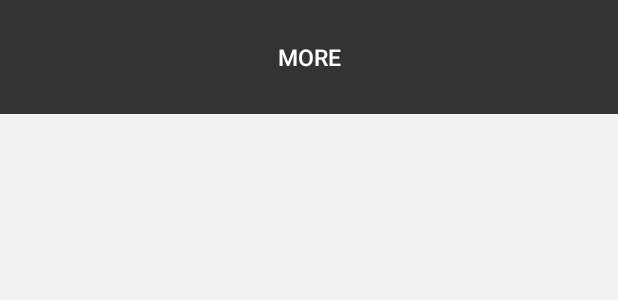
After one commit to anand12cs07/BlueKhata, an Android app: the layout item_home_more.xml on its own in the app's theme, with its tools: preview values and no code run, on a phone screen of 412 x 824 dp. The commit adds this screen. Shown: the top 300 px of the screen. Run offline under Robolectric (Android 15) with nearby library versions, the phone set to English and light mode, and no system bars.

Commit message:
added limit on home adapter upto five

```diff
--- /dev/null
+++ b/app/src/main/res/layout/item_home_more.xml
@@ -0,0 +1,24 @@
+<?xml version="1.0" encoding="utf-8"?>
+<layout>
+
+    <LinearLayout
+        xmlns:android="http://schemas.android.com/apk/res/android"
+        android:layout_width="match_parent"
+        android:layout_height="wrap_content"
+        android:background="?BackGroundColorWhite"
+        android:gravity="center"
+        android:orientation="vertical"
+        android:padding="@dimen/_11sdp">
+
+        <androidx.appcompat.widget.AppCompatButton
+            android:layout_width="match_parent"
+            android:layout_height="wrap_content"
+            android:background="@android:color/transparent"
+            android:text="More"
+            android:gravity="center"
+            android:textAllCaps="true"
+            android:textColor="?TextTitleColor"
+            android:textSize="@dimen/_12ssp"
+            android:id="@+id/btn_more"/>
+    </LinearLayout>
+</layout>
```
Also changed, not shown: app/src/main/java/com/bluekhata/ui/dashboard/home/HomeAdapter.java (+42 -5 lines).
